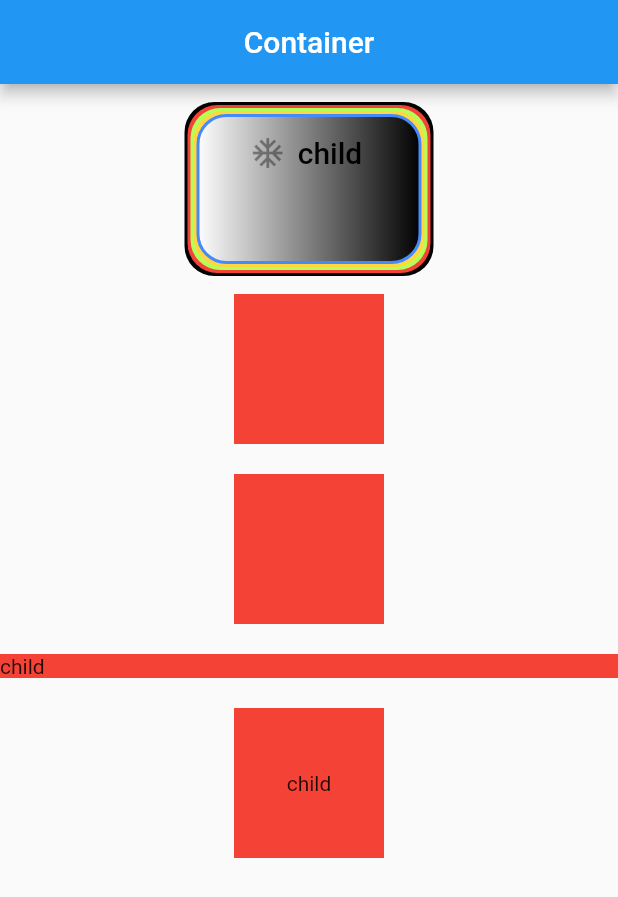
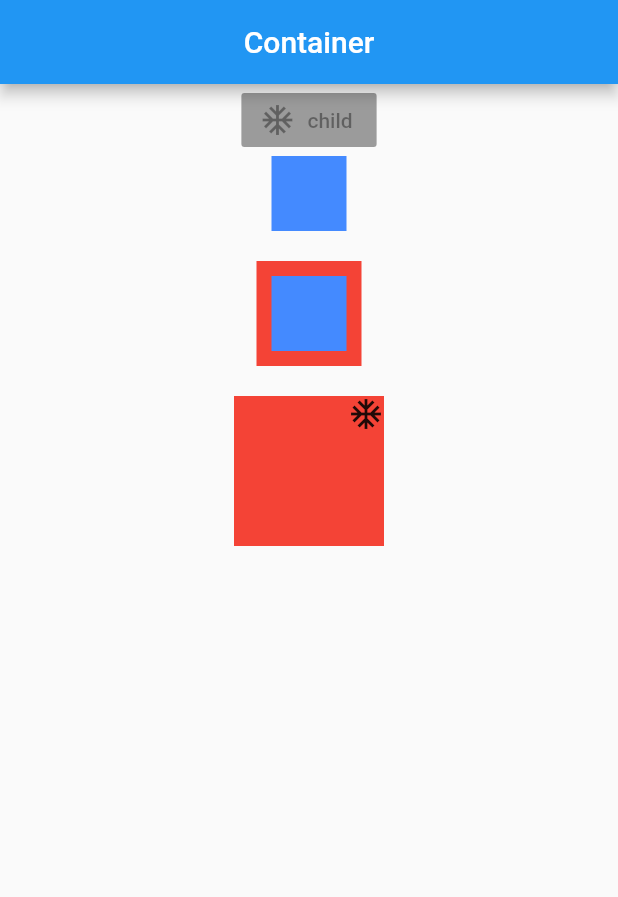
Before and after one commit to niezhiyang/flutter_study, a Flutter app: the screen it shows after launch, on a phone screen of 412 x 824 dp. Shown: the top 897 px of the screen. Run offline on Flutter 3.47's test engine with Material 2 defaults, Android fonts, the phone set to English and light mode, and no system bars; our stand-ins replace fluttertoast.

Commit message:
Center 。 padding 。 Align

```diff
--- /dev/null
+++ b/lib/demo/CenterDemo.dart
@@ -0,0 +1,51 @@
+import 'package:flutter/material.dart';
+
+class CenterDemo extends StatelessWidget {
+  @override
+  Widget build(BuildContext context) {
+    // TODO: implement build
+    return Scaffold(
+      appBar: AppBar(title: Text("Container"), centerTitle: true),
+      body: Column(
+        children: <Widget>[
+          Center(
+            child: RaisedButton.icon(
+                icon: Icon(Icons.ac_unit), label: Text("child")),
+          ),
+          Container(
+            height: 50.0,
+            width: 50.0,
+            color: Colors.blueAccent,
+          ),
+          SizedBox(
+            height: 20,
+          ),
+          Container(
+            color: Colors.red,
+            child: Padding(
+              // 不能为空
+              padding: EdgeInsets.all(10.0),
+              child: Container(
+                height: 50.0,
+                width: 50.0,
+                color: Colors.blueAccent,
+              ),
+            ),
+          ),
+          SizedBox(
+            height: 20,
+          ),
+          Container(
+            width: 100,
+            height: 100,
+            color: Colors.red,
+            child: Align(
+              alignment: Alignment.topRight,
+              child: Icon(Icons.ac_unit),
+            ),
+          )
+        ],
+      ),
+    );
+  }
+}
--- a/lib/main.dart
+++ b/lib/main.dart
@@ -11,6 +11,7 @@ import './demo/RadioDemo.dart';
 import './demo/SwitchDemo.dart';
 import './demo/ContainerDemo.dart';
 import './demo/LayoutDemo.dart';
+import './demo/CenterDemo.dart';
 void main() => runApp(MyApp());
 
 class MyApp extends StatelessWidget {
@@ -23,7 +24,7 @@ class MyApp extends StatelessWidget {
         primarySwatch: Colors.blue,
       ),
 //      home: TextDemo(),
-      home: ContainerDemo(),
+      home: CenterDemo(),
     );
   }
 }
```
Also changed, not shown: 2 other files.
